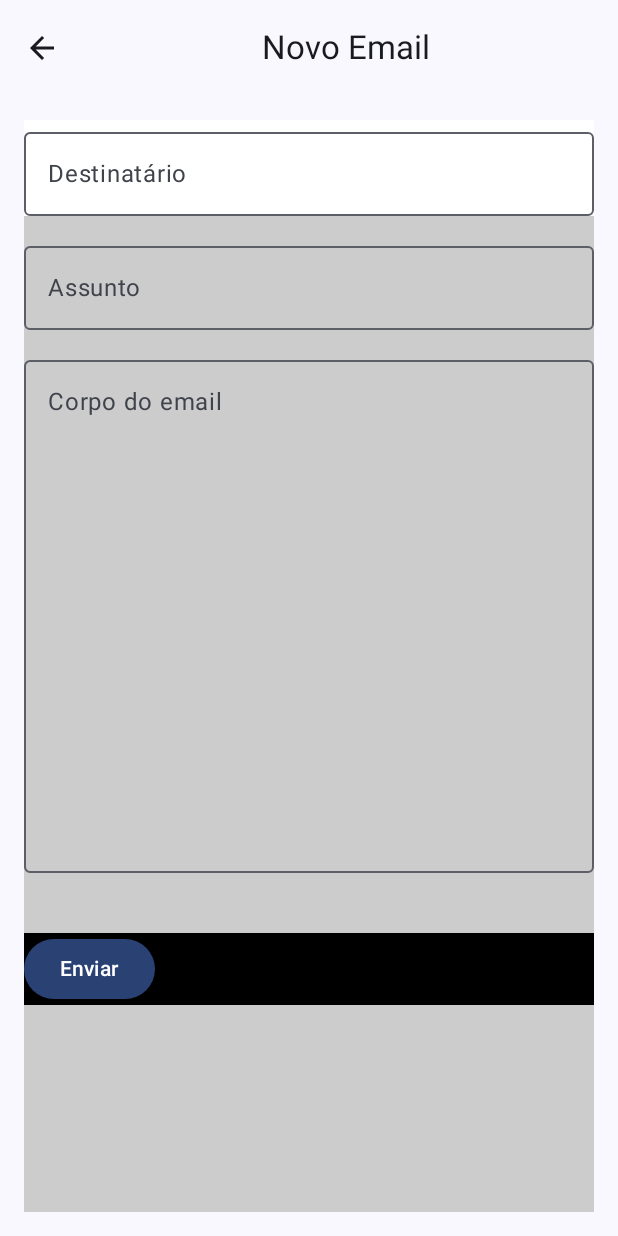
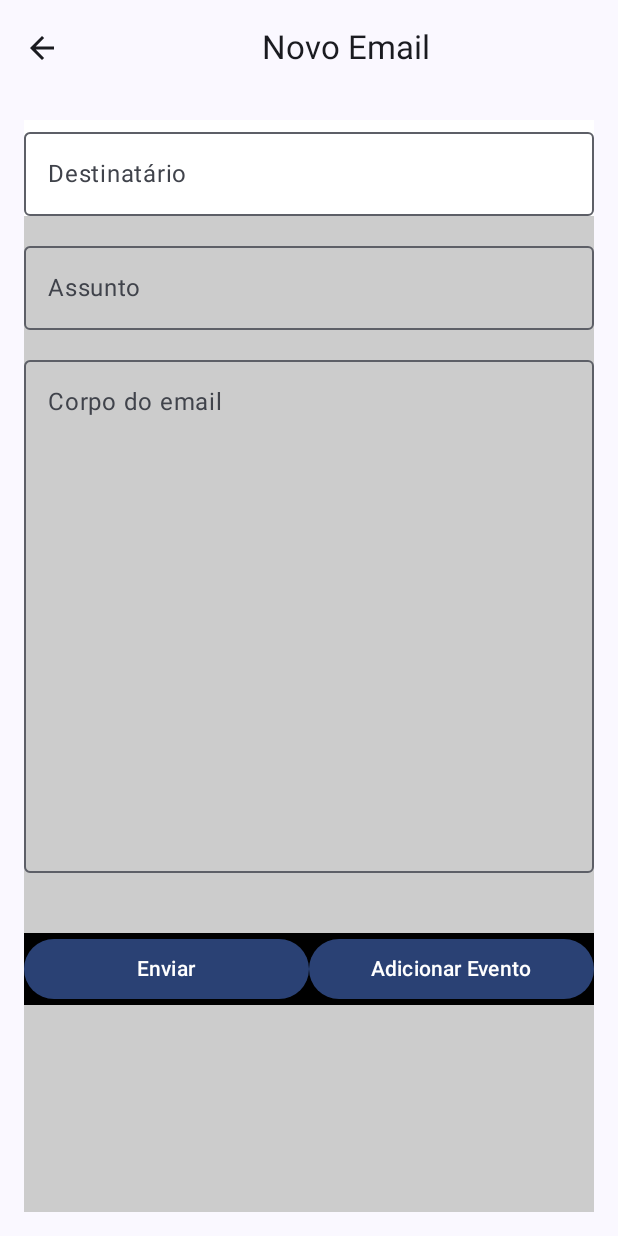
Before and after one commit to Vanessa-Bertoldo/Challenge, an Android app built with Jetpack Compose: the screen it shows after launch (MainActivity), after a tap on "Add", on a phone screen of 412 x 824 dp. Run offline under Robolectric (Android 15) with nearby library versions, the phone set to English and light mode, and no system bars; our stand-ins replace Room's generated code.

```diff
--- a/app/src/main/AndroidManifest.xml
+++ b/app/src/main/AndroidManifest.xml
@@ -13,9 +13,11 @@
         android:theme="@style/Theme.Challenge"
         tools:targetApi="31">
         <activity
+            android:name=".activities.eventActivity"
+            android:exported="false" />
+        <activity
             android:name=".activities.ScheduleActivity"
-            android:exported="false" />
-        <!-- <activity -->
+            android:exported="false" /> <!-- <activity -->
         <!-- android:name=".activities.LeitorEmailActivity" -->
         <!-- android:exported="true" -->
         <!-- android:label="@string/title_activity_leitor_email" -->
--- a/app/src/main/java/br/com/fiap/challenge/MainActivity.kt
+++ b/app/src/main/java/br/com/fiap/challenge/MainActivity.kt
@@ -1,5 +1,6 @@
 package br.com.fiap.challenge
 
+import EventActivity
 import android.os.Build
 import android.os.Bundle
 import androidx.activity.ComponentActivity
@@ -28,7 +29,10 @@ class MainActivity : ComponentActivity() {
         setContent {
             ChallengeTheme {
                 Surface(
-                    modifier = Modifier.fillMaxSize().fillMaxHeight().background(Color(0xFF012E40))
+                    modifier = Modifier
+                        .fillMaxSize()
+                        .fillMaxHeight()
+                        .background(Color(0xFF012E40))
                 ) {
                     val navController = rememberNavController()
                     NavHost(navController = navController, startDestination = "home") {
@@ -45,6 +49,9 @@ class MainActivity : ComponentActivity() {
                             val idEmail = it.arguments?.getString("idEmail")
                             DetalheEmail(navController, idEmail)
                         }
+                        composable(route = "event") {
+                            EventActivity(navController = navController)
+                        }
                     }
                 }
 
--- a/app/src/main/java/br/com/fiap/challenge/activities/NovoEmailActivity.kt
+++ b/app/src/main/java/br/com/fiap/challenge/activities/NovoEmailActivity.kt
@@ -30,6 +30,7 @@ import br.com.fiap.challenge.model.Email
 
 @Composable
 fun NovoEmail(navController: NavController) {
+    var showDialog by remember { mutableStateOf(false) }
     var to by remember { mutableStateOf("") }
     var subject by remember { mutableStateOf("") }
     var body by remember { mutableStateOf("") }
@@ -64,6 +65,10 @@ fun NovoEmail(navController: NavController) {
         }
         showMessage = true
         navController.navigate("home")
+    }
+
+    fun createEvent(navController: NavController){
+        navController.navigate("event")
     }
 
     Scaffold(
@@ -113,16 +118,26 @@ fun NovoEmail(navController: NavController) {
                 }
                 item {
                     Row(
-                        horizontalArrangement = Arrangement.SpaceBetween,
+                        horizontalArrangement = Arrangement.SpaceEvenly,
                         modifier = Modifier
                             .background(Color.Black)
                             .fillMaxWidth()
                     ) {
-                        Button(onClick = { sendEmail(navController) }) {
+                        Button(
+                            onClick = { sendEmail(navController) },
+                            modifier = Modifier.weight(1f)
+                        ) {
                             Text(text = "Enviar")
+                        }
+                        Button(
+                            onClick = { createEvent(navController) },
+                            modifier = Modifier.weight(1f)
+                        ) {
+                            Text(text = "Adicionar Evento")
                         }
                     }
                 }
+
                 if (showMessage) {
                     item {
                         Text(
@@ -136,5 +151,4 @@ fun NovoEmail(navController: NavController) {
         }
     )
 
-
 }
```
Also changed, not shown: app/src/main/java/br/com/fiap/challenge/activities/eventActivity.kt (added, +78 -0 lines), app/src/main/res/layout/activity_event.xml (added, +10 -0 lines).
